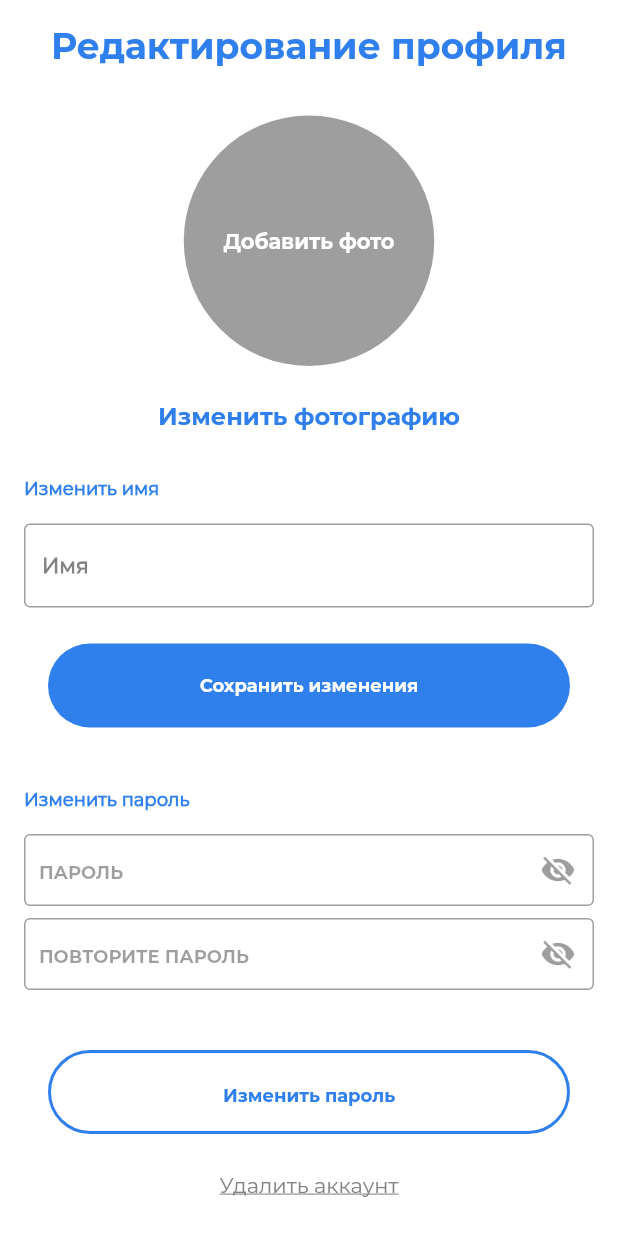
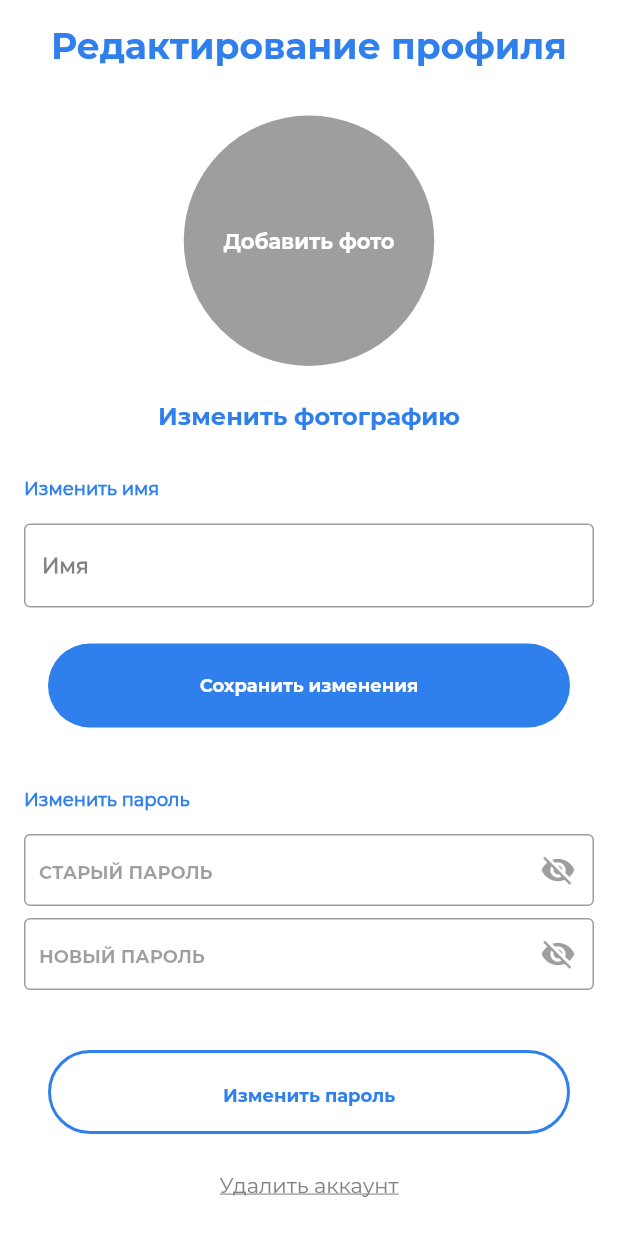
Before and after one commit to WhyNotAG/Arena, a Flutter app: the ProfileWidget screen opened directly, after a tap on "Сохранить изменения", on a phone screen of 412 x 824 dp. Run offline on Flutter 3.47's test engine with Material 2 defaults, Android fonts, the phone set to English and light mode, and no system bars; our stand-ins replace flutter_datetime_picker, flutter_svg, geolocator, google_maps_flutter, image_cropper, image_picker and 5 more; missing offline and left inert: app_settings, flutter_range_slider; accounts and stored records are empty.

Commit message:
update profile

```diff
--- a/arena/lib/Navigation/User/Profile.dart
+++ b/arena/lib/Navigation/User/Profile.dart
@@ -5,8 +5,17 @@ import 'package:arena/Other/CustomSharedPreferences.dart';
 import 'package:arena/Other/Request.dart';
 import 'package:flutter/material.dart';
 import 'package:http/http.dart' as http;
+import 'package:http_parser/http_parser.dart';
 import 'package:image_cropper/image_cropper.dart';
 import 'package:image_picker/image_picker.dart';
+import 'dart:convert';
+import 'dart:io';
+import 'dart:async';
+
+import 'package:flutter/services.dart';
+import 'package:http/http.dart' as http;
+import 'package:path/path.dart';
+import 'package:async/async.dart';
 
 class ProfileWidget extends StatefulWidget {
   @override
@@ -17,8 +26,12 @@ class _ProfileWidgetState extends State<ProfileWidget> {
   File _image;
   String _name;
   bool _obscureText = true;
+  bool _obscureText2 = true;
   IconData _icon = Icons.visibility_off;
+  IconData _icon2 = Icons.visibility_off;
   final passController = TextEditingController();
+  final passReqController = TextEditingController();
+
   Future getImage() async {
     var image = await ImagePicker.pickImage(source: ImageSource.gallery);
 
@@ -38,6 +51,16 @@ class _ProfileWidgetState extends State<ProfileWidget> {
         _icon = Icons.visibility_off;
       } else {
         _icon = Icons.visibility;
+      }
+    });
+  }
+
+  void setIcon2(bool obscure) {
+    setState(() {
+      if (obscure) {
+        _icon2 = Icons.visibility_off;
+      } else {
+        _icon2 = Icons.visibility;
       }
     });
   }
@@ -127,8 +150,8 @@ class _ProfileWidgetState extends State<ProfileWidget> {
                         hintStyle:  TextStyle(fontFamily: "Montserrat-Regular",
                             fontSize: 14, color: Color.fromARGB(255, 130, 130, 130))),
                     onChanged: (value){
-                      setState(() {
-                        _name = value;
+                      setState(() async {
+                          _name = value;
                       });
                     },
                   ),
@@ -141,7 +164,31 @@ class _ProfileWidgetState extends State<ProfileWidget> {
                   child: FlatButton(child: Text("Сохранить изменения",
                     style: TextStyle(fontFamily: "Montserrat-Bold", fontSize: 12,
                         color: Colors.white, fontWeight: FontWeight.bold),),
-                    onPressed: (){
+                    onPressed: () async {
+                      var token = await getStringValuesSF("accessToken");
+                      var id = await getIntValuesSF("id");
+                      var expIn = await getIntValuesSF("expiredIn");
+
+                      if( DateTime.fromMillisecondsSinceEpoch(expIn * 1000).isBefore(DateTime.now()))  {
+                        token = await refresh();
+                      }
+
+                      if(_name != null) {
+                          print(_name);
+                      }
+                     if(_image != null) {
+                       var stream = new http.ByteStream(DelegatingStream.typed(_image.openRead()));
+                       var length = await _image.length();
+                       var uri = Uri.parse('http://217.12.209.180:8080/api/v1/account/upload/avatar/');
+                       var request = new http.MultipartRequest("POST", uri);
+                       request.files.add(http.MultipartFile('file', stream, length, filename: basename(_image.path), contentType: new MediaType('image', 'jpg')));
+                       request.headers["Authorization"] = "Bearer ${token}";
+                       request.headers["Content-type"]= "application/json";
+                       var response = await request.send();
+                       print(response.statusCode);
+                     }
+
+                     print(passReqController.text == passController.text);
                     },),),
 
                 Container(
@@ -161,7 +208,7 @@ class _ProfileWidgetState extends State<ProfileWidget> {
                             cursorColor: Colors.black,
                             //autofocus: true,
                             decoration: new InputDecoration(
-                              hintText: "ПАРОЛЬ",
+                              hintText: "СТАРЫЙ ПАРОЛЬ",
                               hintStyle: TextStyle(
                                 color: Colors.black38,
                                 fontFamily: 'Montserrat-Bold',
@@ -207,12 +254,12 @@ class _ProfileWidgetState extends State<ProfileWidget> {
                       height: 56,
                       child: Form(
                           child: new TextFormField(
-                            obscureText: _obscureText,
-                            controller: passController,
+                            obscureText: _obscureText2,
+                            controller: passReqController,
                             cursorColor: Colors.black,
                             //autofocus: true,
                             decoration: new InputDecoration(
-                              hintText: "ПОВТОРИТЕ ПАРОЛЬ",
+                              hintText: "НОВЫЙ ПАРОЛЬ",
                               hintStyle: TextStyle(
                                 color: Colors.black38,
                                 fontFamily: 'Montserrat-Bold',
@@ -242,11 +289,11 @@ class _ProfileWidgetState extends State<ProfileWidget> {
                               suffixIcon: IconButton(
                                 onPressed: () {
                                   setState(() {
-                                    _obscureText = !_obscureText;
-                                    setIcon(_obscureText);
+                                    _obscureText2 = !_obscureText2;
+                                    setIcon2(_obscureText2);
                                   });
                                 },
-                                icon: Icon(_icon),
+                                icon: Icon(_icon2),
                                 color: Colors.black38,
                               ),
                             ),
@@ -266,6 +313,12 @@ class _ProfileWidgetState extends State<ProfileWidget> {
                   style: TextStyle(fontFamily: "Montserrat-Bold", fontSize: 12,
                       color: Color.fromARGB(255, 47, 128, 237), fontWeight: FontWeight.bold),),
                   onPressed: () async{
+                    if(passController.text != passReqController.text && passReqController != null && passController != null) {
+                      var response = await postWithToken("http://217.12.209.180:8080/api/v1/account/change-password",{"currentPassword": passController.text,
+                      "newPassword": passReqController.text});
+                      print(response.statusCode);
+                      print(response.body);
+                    }
                   },),
                 ),
                 Container(child: FlatButton(
--- a/arena/pubspec.yaml
+++ b/arena/pubspec.yaml
@@ -30,6 +30,7 @@ dependencies:
   query_params: ^0.6.1
   utf: ^0.9.0+5
   app_settings: ^4.0.0
+  http_parser: ^3.1.4
   http: ^0.12.0+4
   location: ^2.5.4
   shared_preferences: ^0.5.6+2
```
Also changed, not shown: arena/lib/Authorization/Registration.dart (+13 -6 lines), arena/lib/Navigation/Places/Place/Booking.dart (+6 -4 lines), arena/pubspec.lock.
